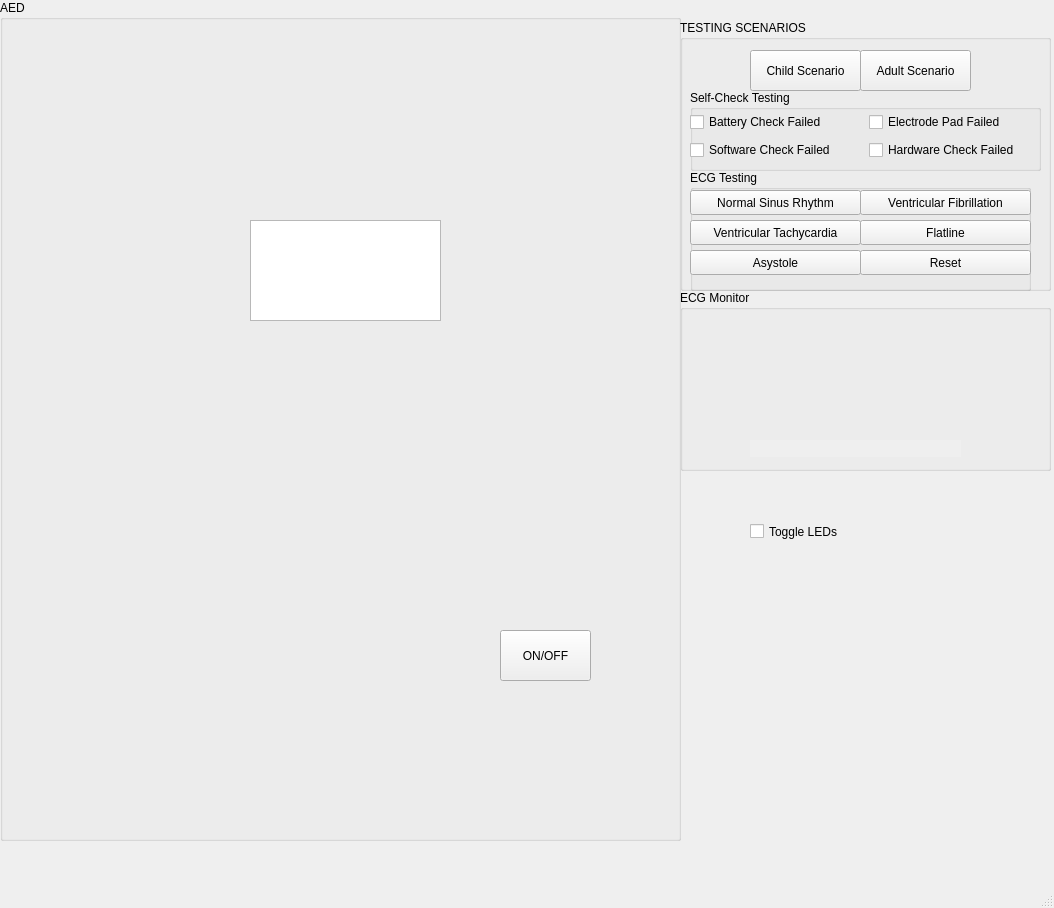
Old version of the form FinalProject/mainwindow.ui in the repository gksaurabh/COMP3004-FinalProject.
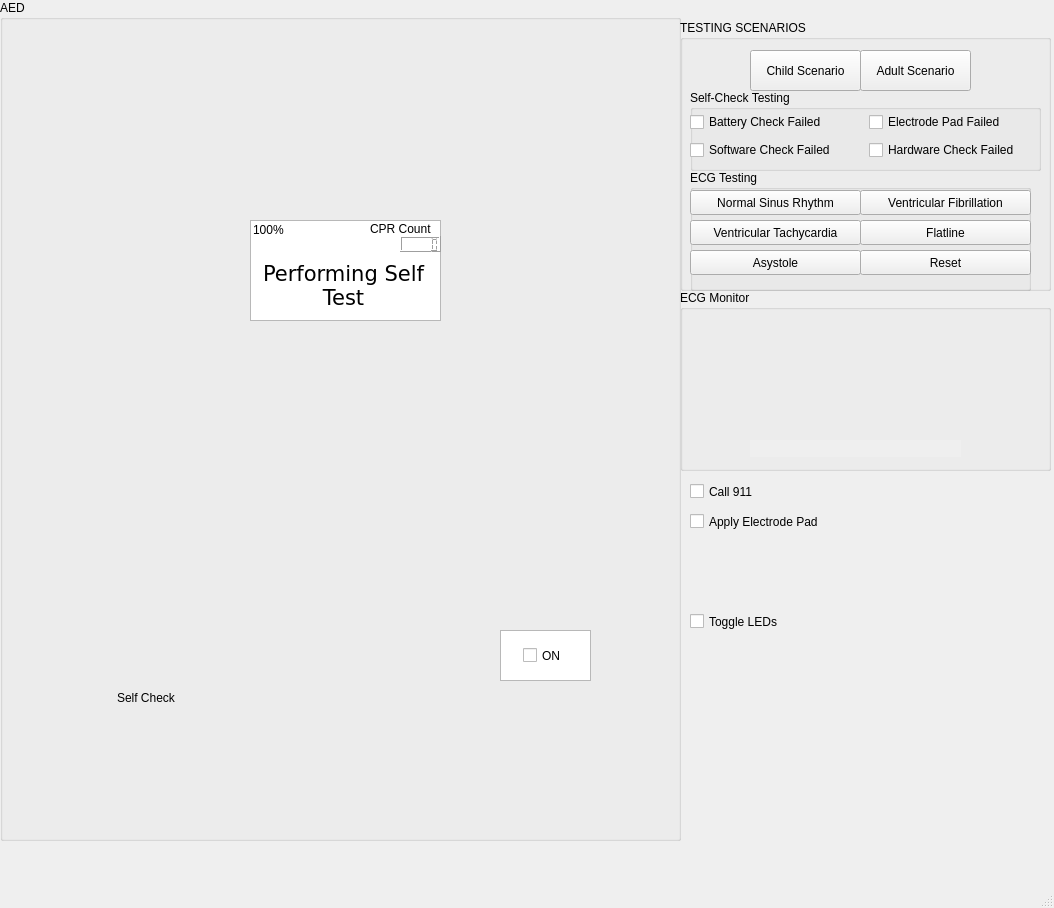
New version of the form. Icons and pictures are not drawn. Custom widgets are drawn as their Qt base class.

Commit message: selfTest feature complete, more UI functionality added

```diff
--- a/FinalProject/mainwindow.ui
+++ b/FinalProject/mainwindow.ui
@@ -35,6 +35,9 @@
        <height>751</height>
       </rect>
      </property>
+     <property name="lineWidth">
+      <number>2</number>
+     </property>
      <property name="text">
       <string/>
      </property>
@@ -55,19 +58,6 @@
       </rect>
      </property>
     </widget>
-    <widget class="QPushButton" name="pushButton_6">
-     <property name="geometry">
-      <rect>
-       <x>500</x>
-       <y>630</y>
-       <width>91</width>
-       <height>51</height>
-      </rect>
-     </property>
-     <property name="text">
-      <string>ON/OFF</string>
-     </property>
-    </widget>
     <widget class="LedWidget" name="callLight" native="true">
      <property name="geometry">
       <rect>
@@ -128,6 +118,119 @@
       </rect>
      </property>
     </widget>
+    <widget class="LedWidget" name="selfTestCheckLight" native="true">
+     <property name="geometry">
+      <rect>
+       <x>100</x>
+       <y>630</y>
+       <width>111</width>
+       <height>71</height>
+      </rect>
+     </property>
+    </widget>
+    <widget class="QLabel" name="label_display">
+     <property name="geometry">
+      <rect>
+       <x>258</x>
+       <y>260</y>
+       <width>171</width>
+       <height>51</height>
+      </rect>
+     </property>
+     <property name="font">
+      <font>
+       <family>DejaVu Sans</family>
+       <pointsize>16</pointsize>
+      </font>
+     </property>
+     <property name="lineWidth">
+      <number>1</number>
+     </property>
+     <property name="text">
+      <string>Performing Self Test</string>
+     </property>
+     <property name="alignment">
+      <set>Qt::AlignCenter</set>
+     </property>
+     <property name="wordWrap">
+      <bool>true</bool>
+     </property>
+     <property name="indent">
+      <number>-1</number>
+     </property>
+    </widget>
+    <widget class="QLabel" name="label_3">
+     <property name="geometry">
+      <rect>
+       <x>253</x>
+       <y>221</y>
+       <width>41</width>
+       <height>17</height>
+      </rect>
+     </property>
+     <property name="text">
+      <string>100%</string>
+     </property>
+    </widget>
+    <widget class="QLabel" name="label_4">
+     <property name="geometry">
+      <rect>
+       <x>370</x>
+       <y>220</y>
+       <width>71</width>
+       <height>17</height>
+      </rect>
+     </property>
+     <property name="text">
+      <string>CPR Count</string>
+     </property>
+    </widget>
+    <widget class="QLCDNumber" name="lcdNumber">
+     <property name="geometry">
+      <rect>
+       <x>400</x>
+       <y>236</y>
+       <width>41</width>
+       <height>16</height>
+      </rect>
+     </property>
+    </widget>
+    <widget class="QLabel" name="label_5">
+     <property name="geometry">
+      <rect>
+       <x>117</x>
+       <y>689</y>
+       <width>81</width>
+       <height>17</height>
+      </rect>
+     </property>
+     <property name="text">
+      <string>Self Check</string>
+     </property>
+    </widget>
+    <widget class="QGraphicsView" name="onOffBckg">
+     <property name="geometry">
+      <rect>
+       <x>500</x>
+       <y>630</y>
+       <width>91</width>
+       <height>51</height>
+      </rect>
+     </property>
+    </widget>
+    <widget class="QCheckBox" name="onOffButton">
+     <property name="geometry">
+      <rect>
+       <x>523</x>
+       <y>644</y>
+       <width>90</width>
+       <height>23</height>
+      </rect>
+     </property>
+     <property name="text">
+      <string>ON</string>
+     </property>
+    </widget>
    </widget>
    <widget class="QGroupBox" name="groupBox_2">
     <property name="geometry">
@@ -364,8 +467,8 @@
    <widget class="QCheckBox" name="toggleLEDs">
     <property name="geometry">
      <rect>
-      <x>750</x>
-      <y>520</y>
+      <x>690</x>
+      <y>610</y>
       <width>90</width>
       <height>23</height>
      </rect>
@@ -374,6 +477,32 @@
      <string>Toggle LEDs</string>
     </property>
    </widget>
+   <widget class="QCheckBox" name="checkbox_call911">
+    <property name="geometry">
+     <rect>
+      <x>690</x>
+      <y>480</y>
+      <width>90</width>
+      <height>23</height>
+     </rect>
+    </property>
+    <property name="text">
+     <string>Call 911</string>
+    </property>
+   </widget>
+   <widget class="QCheckBox" name="checkbox_applyPad">
+    <property name="geometry">
+     <rect>
+      <x>690</x>
+      <y>510</y>
+      <width>151</width>
+      <height>23</height>
+     </rect>
+    </property>
+    <property name="text">
+     <string>Apply Electrode Pad</string>
+    </property>
+   </widget>
   </widget>
   <widget class="QMenuBar" name="menubar">
    <property name="geometry">
```
The commit also changes 7 other files.
